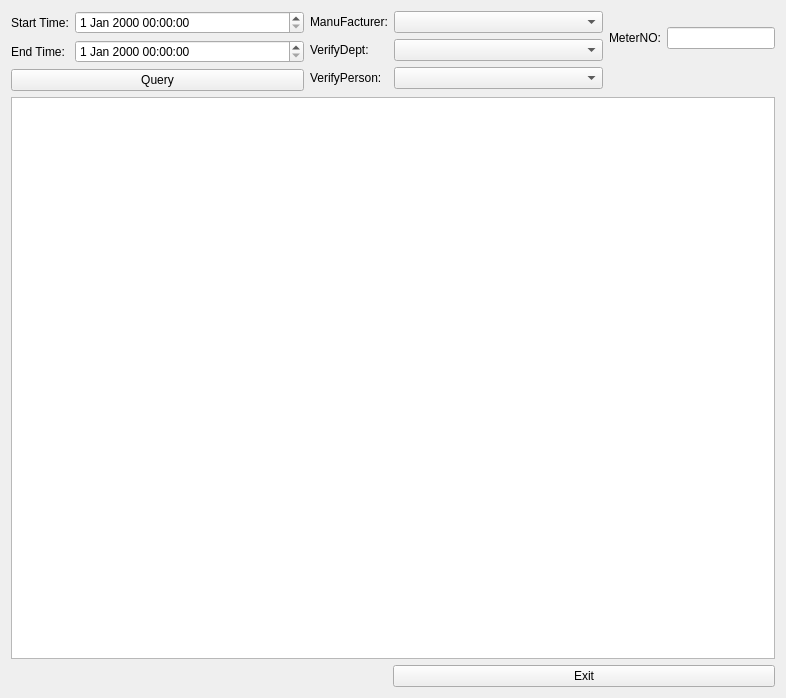
Above: source/resultquery/ui/calculator_result.ui from flimmy78/qtverify before the change. Below: the same form after it.
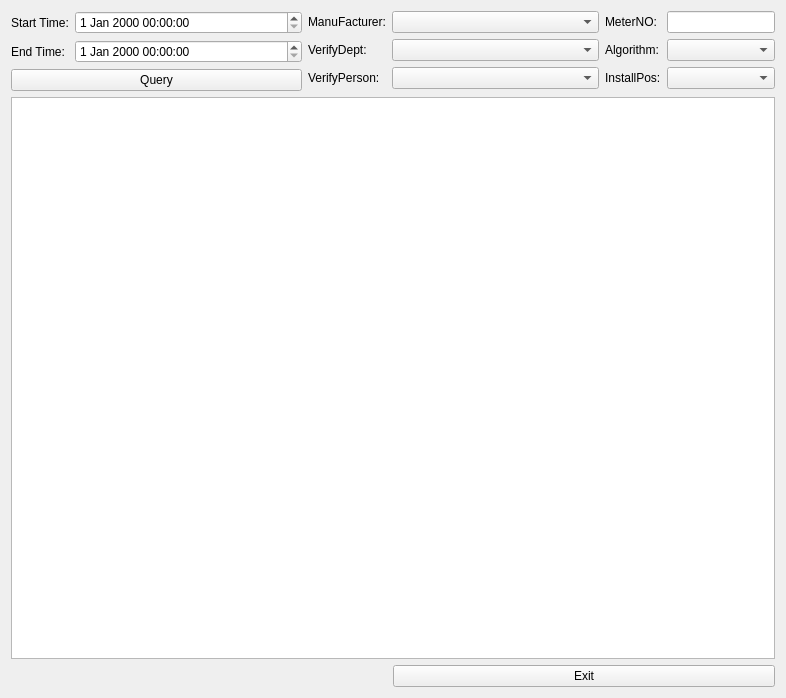
That is the form after the change.

Commit message: 修改计算器结果查询界面和翻译文件,增加查询条件：算法和安装位置

The edit to the form file:
```diff
--- a/source/resultquery/ui/calculator_result.ui
+++ b/source/resultquery/ui/calculator_result.ui
@@ -13,10 +13,8 @@
   <property name="windowTitle">
    <string>Calculator Verify Result</string>
   </property>
-  <layout class="QVBoxLayout" name="verticalLayout_3">
-   <item>
-    <layout class="QHBoxLayout" name="horizontalLayout_3">
-     <item>
+  <layout class="QGridLayout" name="gridLayout_4">
+   <item row="0" column="0">
       <layout class="QVBoxLayout" name="verticalLayout">
        <item>
         <layout class="QGridLayout" name="gridLayout">
@@ -69,7 +67,7 @@
        </item>
       </layout>
      </item>
-     <item>
+   <item row="0" column="1">
       <layout class="QGridLayout" name="gridLayout_2">
        <item row="0" column="0">
         <widget class="QLabel" name="label_4">
@@ -142,11 +140,9 @@
        </item>
       </layout>
      </item>
-     <item>
-      <layout class="QVBoxLayout" name="verticalLayout_2">
-       <item>
-        <layout class="QHBoxLayout" name="horizontalLayout_2">
-         <item>
+   <item row="0" column="2">
+    <layout class="QGridLayout" name="gridLayout_3">
+     <item row="0" column="0">
           <widget class="QLabel" name="label_6">
            <property name="sizePolicy">
             <sizepolicy hsizetype="Fixed" vsizetype="Fixed">
@@ -159,7 +155,7 @@
            </property>
           </widget>
          </item>
-         <item>
+     <item row="0" column="1">
           <widget class="QLineEdit" name="lnEditMeterNO">
            <property name="sizePolicy">
             <sizepolicy hsizetype="Fixed" vsizetype="Fixed">
@@ -169,32 +165,94 @@
            </property>
           </widget>
          </item>
-        </layout>
-       </item>
+     <item row="1" column="0">
+      <widget class="QLabel" name="label_7">
+       <property name="sizePolicy">
+        <sizepolicy hsizetype="Fixed" vsizetype="Preferred">
+         <horstretch>0</horstretch>
+         <verstretch>0</verstretch>
+        </sizepolicy>
+       </property>
+       <property name="text">
+        <string>Algorithm:</string>
+       </property>
+      </widget>
+     </item>
+     <item row="1" column="1">
+      <widget class="QComboBox" name="cmbAlgorithm">
+       <property name="sizePolicy">
+        <sizepolicy hsizetype="Preferred" vsizetype="Fixed">
+         <horstretch>0</horstretch>
+         <verstretch>0</verstretch>
+        </sizepolicy>
+       </property>
+       <property name="currentIndex">
+        <number>2</number>
+       </property>
        <item>
-        <spacer name="verticalSpacer">
-         <property name="orientation">
-          <enum>Qt::Vertical</enum>
-         </property>
-         <property name="sizeType">
-          <enum>QSizePolicy::Preferred</enum>
-         </property>
-         <property name="sizeHint" stdset="0">
-          <size>
-           <width>20</width>
-           <height>25</height>
-          </size>
-         </property>
-        </spacer>
+        <property name="text">
+         <string>EnthalpyDiff</string>
+        </property>
+       </item>
+       <item>
+        <property name="text">
+         <string>KCoe</string>
+        </property>
+       </item>
+       <item>
+        <property name="text">
+         <string/>
+        </property>
        </item>
-      </layout>
+      </widget>
      </item>
-    </layout>
-   </item>
+     <item row="2" column="0">
+      <widget class="QLabel" name="label_8">
+       <property name="sizePolicy">
+        <sizepolicy hsizetype="Fixed" vsizetype="Preferred">
+         <horstretch>0</horstretch>
+         <verstretch>0</verstretch>
+        </sizepolicy>
+       </property>
+       <property name="text">
+        <string>InstallPos:</string>
+       </property>
+      </widget>
+     </item>
+     <item row="2" column="1">
+      <widget class="QComboBox" name="cmbInstallPos">
+       <property name="sizePolicy">
+        <sizepolicy hsizetype="Preferred" vsizetype="Fixed">
+         <horstretch>0</horstretch>
+         <verstretch>0</verstretch>
+        </sizepolicy>
+       </property>
+       <property name="currentIndex">
+        <number>2</number>
+       </property>
    <item>
+        <property name="text">
+         <string>In</string>
+        </property>
+       </item>
+       <item>
+        <property name="text">
+         <string>Out</string>
+        </property>
+       </item>
+       <item>
+        <property name="text">
+         <string/>
+        </property>
+       </item>
+      </widget>
+     </item>
+    </layout>
+   </item>
+   <item row="1" column="0" colspan="3">
     <widget class="QTableView" name="tableView"/>
    </item>
-   <item>
+   <item row="2" column="0" colspan="3">
     <layout class="QHBoxLayout" name="horizontalLayout_5">
      <item>
       <layout class="QHBoxLayout" name="horizontalLayout"/>
```
Lines whose indentation alone changed are shown as unchanged. The commit also changes 6 other files.
